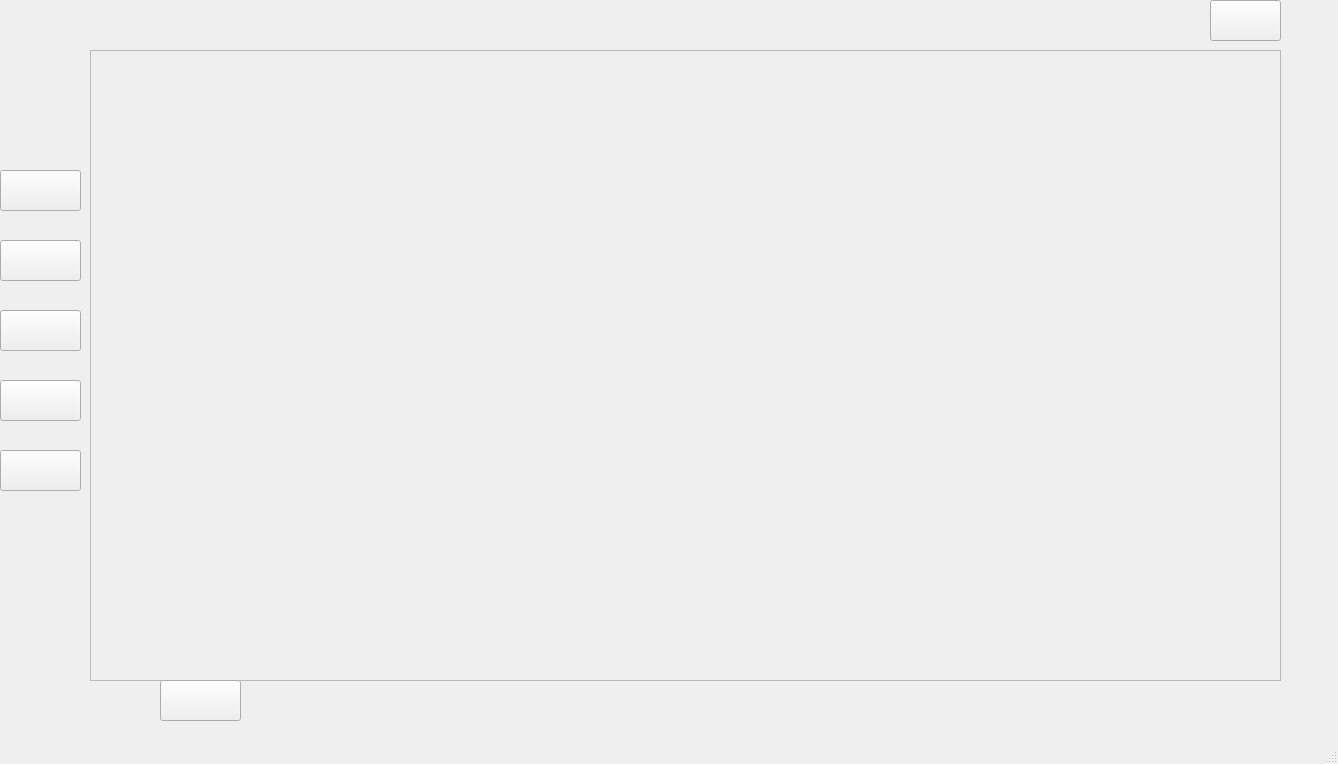
First picture: the form in src/views/DethermInspection.ui, repository Jjat00/Deptherm-Inspection, before the edit.
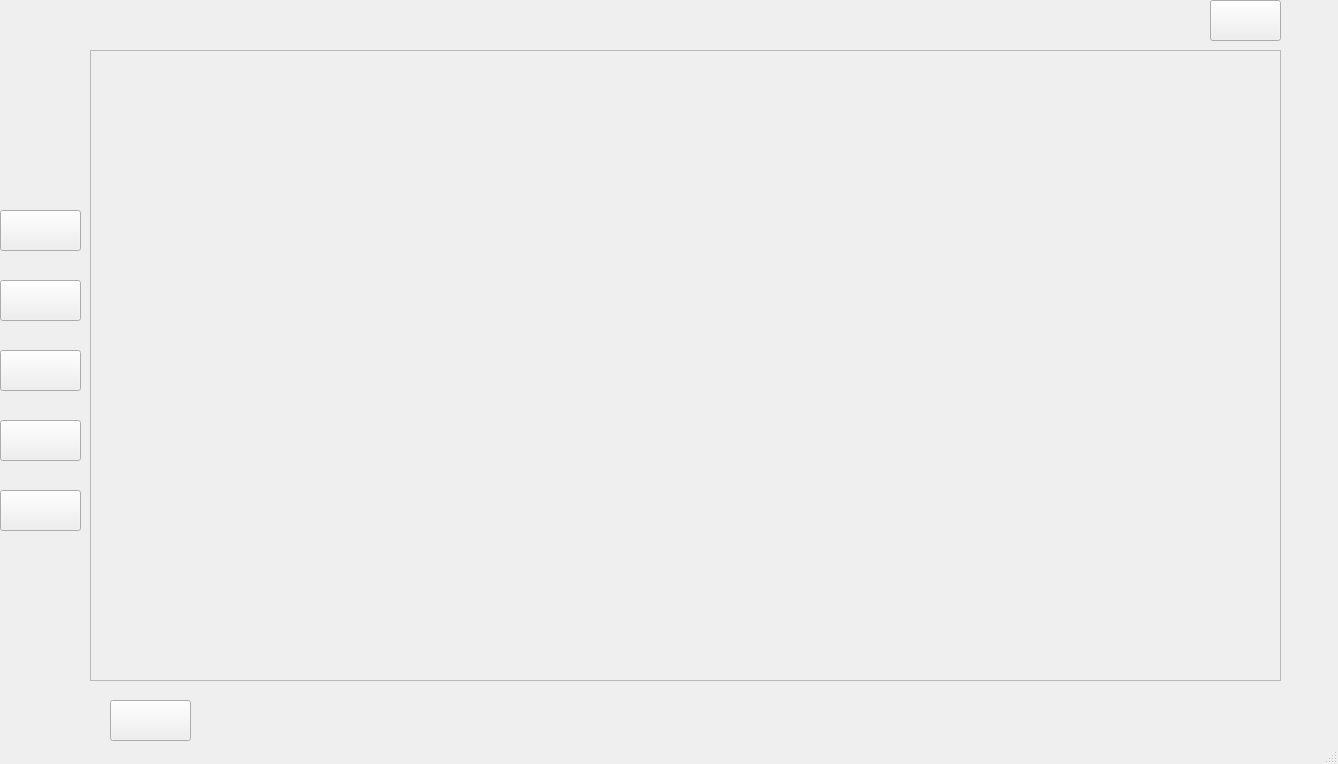
Second picture: the form after the edit.

The edit to the form file:
```diff
--- a/src/views/DethermInspection.ui
+++ b/src/views/DethermInspection.ui
@@ -107,7 +107,7 @@
     <property name="geometry">
      <rect>
       <x>0</x>
-      <y>240</y>
+      <y>210</y>
       <width>81</width>
       <height>41</height>
      </rect>
@@ -119,8 +119,8 @@
    <widget class="QPushButton" name="buttonInspectionAnalyzer">
     <property name="geometry">
      <rect>
-      <x>160</x>
-      <y>680</y>
+      <x>0</x>
+      <y>420</y>
       <width>81</width>
       <height>41</height>
      </rect>
@@ -133,7 +133,7 @@
     <property name="geometry">
      <rect>
       <x>0</x>
-      <y>450</y>
+      <y>490</y>
       <width>81</width>
       <height>41</height>
      </rect>
@@ -146,7 +146,7 @@
     <property name="geometry">
      <rect>
       <x>0</x>
-      <y>310</y>
+      <y>280</y>
       <width>81</width>
       <height>41</height>
      </rect>
@@ -158,8 +158,8 @@
    <widget class="QPushButton" name="buttonInspection">
     <property name="geometry">
      <rect>
-      <x>0</x>
-      <y>170</y>
+      <x>110</x>
+      <y>700</y>
       <width>81</width>
       <height>41</height>
      </rect>
@@ -172,7 +172,7 @@
     <property name="geometry">
      <rect>
       <x>0</x>
-      <y>380</y>
+      <y>350</y>
       <width>81</width>
       <height>41</height>
      </rect>
```
